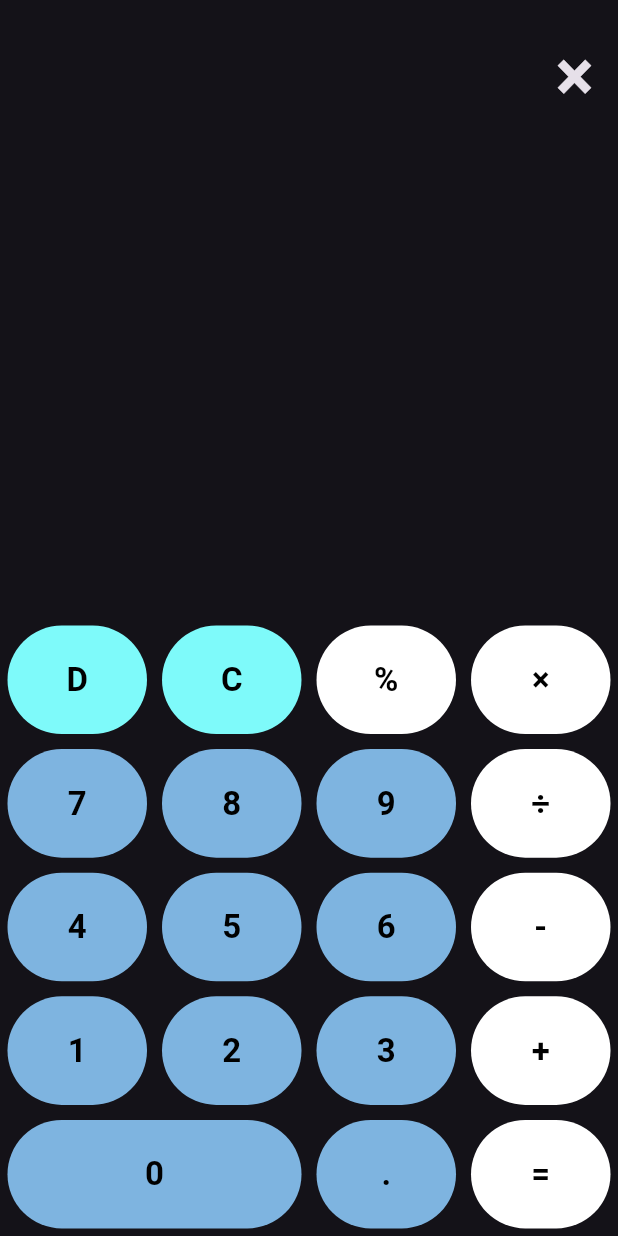
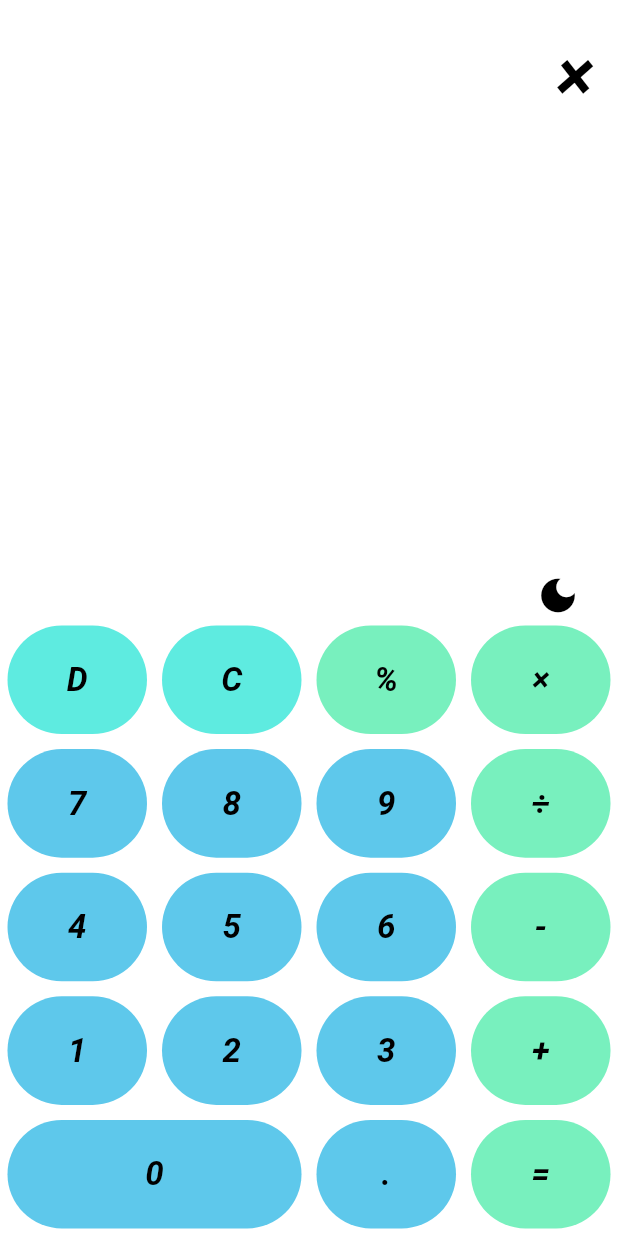
Before and after one commit to Yannick-Apostel/Calculator, a Flutter app: the screen it shows after launch, after a tap on an icon or button, on a phone screen of 412 x 824 dp. Run offline on Flutter 3.47's test engine with Material 3 defaults, Android fonts, the phone set to English and light mode, and no system bars; our stand-ins replace bloc, flutter_bloc; Roboto replaces fonts that are missing (Rubik).

Commit message:
aded colorschme

```diff
--- /dev/null
+++ b/calculator/lib/Theme.dart
@@ -0,0 +1,72 @@
+import 'package:flutter/material.dart';
+
+class AppTheme {
+  AppTheme._();
+
+  static final Color _lightPrimaryColor = Colors.white;
+  static final Color _lightOnPrimary = Colors.black;
+  static final Color _darkPrimaryColor = Colors.grey[900]!;
+  static final Color _darkOnPrimaryColor = Colors.white;
+
+  static final Color darkDelOrClr = const Color.fromARGB(255, 126, 250, 250);
+  static final Color darkOprand = Colors.white;
+  static final Color darkNum = const Color.fromARGB(255, 126, 180, 224);
+
+  static final Color lightDelOrClr = const Color(0xff5EEBE0);
+  static final Color lightOprand = const Color(0xff78F0BE);
+  static final Color lightNum = const Color(0xff5EC8EB);
+
+  static final TextStyle _lightHeadingText = TextStyle(
+    color: _lightOnPrimary,
+    fontFamily: "Rubik",
+    fontSize: 20,
+    fontWeight: FontWeight.bold,
+  );
+  static final TextStyle _lightBodyText = TextStyle(
+    color: _lightOnPrimary,
+    fontFamily: "Rubik",
+    fontStyle: FontStyle.italic,
+    fontSize: 16,
+    fontWeight: FontWeight.bold,
+  );
+
+  static final TextStyle _darkHeadingText =
+      _lightHeadingText.copyWith(color: _darkOnPrimaryColor);
+
+  static final TextStyle _darkbodyText =
+      _lightBodyText.copyWith(color: _darkOnPrimaryColor);
+
+  static final TextTheme _lightTextTheme =
+      TextTheme(titleLarge: _lightHeadingText, bodyMedium: _lightBodyText);
+
+  static final TextTheme _darkTextTheme =
+      TextTheme(titleLarge: _lightHeadingText, bodyMedium: _lightBodyText);
+
+  static ThemeData lightTheme = ThemeData(
+      useMaterial3: true,
+      scaffoldBackgroundColor: _lightPrimaryColor,
+      colorScheme: ColorScheme.light(
+        primary: _lightOnPrimary,
+        onPrimary: _lightOnPrimary,
+        secondary: lightDelOrClr,
+        onSecondary: _lightOnPrimary,
+        tertiary: lightNum,
+        onTertiary: lightOprand
+
+      ),
+      textTheme: _lightTextTheme);
+
+      static ThemeData darkTheme = ThemeData(
+
+      scaffoldBackgroundColor: _darkPrimaryColor,
+      colorScheme: ColorScheme.dark(
+        primary: _lightOnPrimary,
+        onPrimary: _darkOnPrimaryColor,
+        secondary: darkDelOrClr,
+        onSecondary: _darkOnPrimaryColor,
+        tertiary: darkNum,
+        onTertiary: darkOprand
+
+      ),
+      textTheme: _darkTextTheme);
+}
--- a/calculator/lib/Variables/parameters.dart
+++ /dev/null
@@ -1,9 +0,0 @@
-
-
-class Operation{
-  static String num1='12';
-  static String num2='';
-  static  String operand='';
-
-
-}
--- a/calculator/lib/main.dart
+++ b/calculator/lib/main.dart
@@ -1,3 +1,4 @@
+import 'package:calculator/Theme.dart';
 import 'package:calculator/application/bloc/operand_bloc.dart';
 import 'package:calculator/presentation/CalculatorScreen/calculator.dart';
 import 'package:flutter/material.dart';
@@ -17,7 +18,7 @@ class MyApp extends StatelessWidget {
       create: (context) => OperandBloc(),
       child: MaterialApp(
         title: 'Calculator',
-        theme: ThemeData.dark(),
+        theme: AppTheme.lightTheme,
         home: const CalculatorScreen(),
       ),
     );
--- a/calculator/lib/model/calculation_model.dart
+++ /dev/null
@@ -1,12 +0,0 @@
-
-class Calculation{
-  final String num1;
-  final String num2;
-  final String operand;
-
-  const Calculation({required this.num1, required this.num2, required this.operand});
-
-  static List<Calculation> calculations = [
-    const Calculation(num1: 'num1', num2: 'num2', operand: 'operand'),
-  ];
-}
--- a/calculator/lib/presentation/CalculatorScreen/calculator.dart
+++ b/calculator/lib/presentation/CalculatorScreen/calculator.dart
@@ -1,4 +1,5 @@
 import 'package:calculator/constants/values.dart';
+import 'package:calculator/presentation/CalculatorScreen/widget/changeThemeButton.dart';
 import 'package:calculator/presentation/CalculatorScreen/widget/display.dart';
 import 'package:calculator/presentation/CalculatorScreen/widget/num_Buttons.dart';
 
@@ -29,7 +30,10 @@ class _CalculatorScreenState extends State<CalculatorScreen> {
               },
             child: Column(children: [
               //output
-              Display(),
+              const Display(),
+
+              const ChangeThemeButton(isLightmodeOn: true,),
+
               Wrap(
                 children: Values.buttonValues
                     .map((value) => SizedBox(
--- /dev/null
+++ b/calculator/lib/presentation/CalculatorScreen/widget/changeThemeButton.dart
@@ -0,0 +1,27 @@
+import 'package:flutter/material.dart';
+
+class ChangeThemeButton extends StatelessWidget {
+  final bool isLightmodeOn;
+  const ChangeThemeButton({super.key, required this.isLightmodeOn});
+
+  @override
+  Widget build(BuildContext context) {
+    final themeData = Theme.of(context);
+    return GestureDetector(
+      onTap: () {
+        debugPrint('HELLO BUTTON');
+      },
+      child:  Padding(
+        padding: const EdgeInsets.symmetric(horizontal: 25),
+        child: Align(
+
+            alignment: Alignment.centerRight,
+            child: Icon(
+              isLightmodeOn ? Icons.dark_mode : Icons.light_mode,
+              color: themeData.colorScheme.onSecondary,
+              size: 30,
+            )),
+      ),
+    );
+  }
+}
--- a/calculator/lib/presentation/CalculatorScreen/widget/display.dart
+++ b/calculator/lib/presentation/CalculatorScreen/widget/display.dart
@@ -1,4 +1,4 @@
-import 'package:calculator/Variables/parameters.dart';
+
 import 'package:calculator/application/bloc/operand_bloc.dart';
 import 'package:flutter/material.dart';
 import 'package:flutter_bloc/flutter_bloc.dart';
@@ -10,7 +10,7 @@ class Display extends StatelessWidget {
 
   @override
   Widget build(BuildContext context) {
-
+   final themeData = Theme.of(context);
     return Expanded(
       child: SingleChildScrollView(
         child: Container(
@@ -21,7 +21,7 @@ class Display extends StatelessWidget {
               return Text(
                 state.num1 + state.operand + state.num2,
                 style:
-                    const TextStyle(fontWeight: FontWeight.bold, fontSize: 48),
+                     TextStyle(fontWeight: FontWeight.bold, fontSize: 48, color: themeData.colorScheme.onPrimary),
                 textAlign: TextAlign.end,
               );
             },
--- a/calculator/lib/presentation/CalculatorScreen/widget/num_Buttons.dart
+++ b/calculator/lib/presentation/CalculatorScreen/widget/num_Buttons.dart
@@ -1,53 +1,50 @@
-import 'package:calculator/Variables/parameters.dart';
+
+import 'package:calculator/Theme.dart';
 import 'package:calculator/application/bloc/operand_bloc.dart';
 
 import 'package:calculator/constants/values.dart';
-import 'package:calculator/model/calculation_model.dart';
-import 'package:calculator/presentation/CalculatorScreen/calculator.dart';
+
+
 import 'package:flutter/material.dart';
 import 'package:flutter_bloc/flutter_bloc.dart';
 
-class NumberedButton extends StatefulWidget {
+class NumberedButton extends StatelessWidget {
   final String value;
   const NumberedButton({super.key, required this.value});
 
   @override
-  State<NumberedButton> createState() => _NumberedButtonState();
-}
-
-class _NumberedButtonState extends State<NumberedButton> {
-  @override
   Widget build(BuildContext context) {
+    final themeData = Theme.of(context);
     return Padding(
       padding: const EdgeInsets.all(5.0),
       child: Material(
         clipBehavior: Clip.hardEdge,
-        color: getBtnColor(widget.value),
+        color: getBtnColor(value, themeData),
         shape: OutlineInputBorder(
             borderRadius: BorderRadius.circular(100),
             borderSide: BorderSide.none),
         child: InkWell(
             onTap: () {
-              if (widget.value == Values.calculate) {
+              if (value == Values.calculate) {
                 context.read<OperandBloc>().add(CalcEvent());
               }
-              else if (widget.value == Values.clr) {
+              else if (value == Values.clr) {
                 context.read<OperandBloc>().add(ClrEvent());
-              } else if (widget.value == Values.del) {
+              } else if (value == Values.del) {
                 context.read<OperandBloc>().add(DelEvent());
-              } else if (widget.value == Values.per) {
+              } else if (value == Values.per) {
                 context.read<OperandBloc>().add(PercentageEvent());
               } else {
                 context
                     .read<OperandBloc>()
-                    .add(OperandUpdateEvent(newValue: widget.value));
+                    .add(OperandUpdateEvent(newValue: value));
               }
             },
             child: Center(
                 child: Text(
-              widget.value,
-              style: const TextStyle(
-                  color: Colors.black,
+              value,
+              style:  TextStyle(
+                  color: themeData.colorScheme.primary,
                   fontWeight: FontWeight.bold,
                   fontSize: 22),
             ))),
@@ -55,11 +52,10 @@ class _NumberedButtonState extends State<NumberedButton> {
     );
   }
 
-  void onBtnTap(String value) {}
+  Color getBtnColor(value, ThemeData themeData) {
 
-  Color getBtnColor(value) {
-    return [Values.del, Values.clr].contains(value)
-        ? const Color.fromARGB(255, 126, 250, 250)
+             return [Values.del, Values.clr].contains(value)
+        ?  themeData.colorScheme.secondary
         : [
             Values.per,
             Values.multiply,
@@ -68,7 +64,7 @@ class _NumberedButtonState extends State<NumberedButton> {
             Values.divide,
             Values.calculate
           ].contains(value)
-            ? Colors.white
-            : const Color.fromARGB(255, 126, 180, 224);
+            ? themeData.colorScheme.onTertiary
+            : themeData.colorScheme.tertiary;
   }
 }
```
